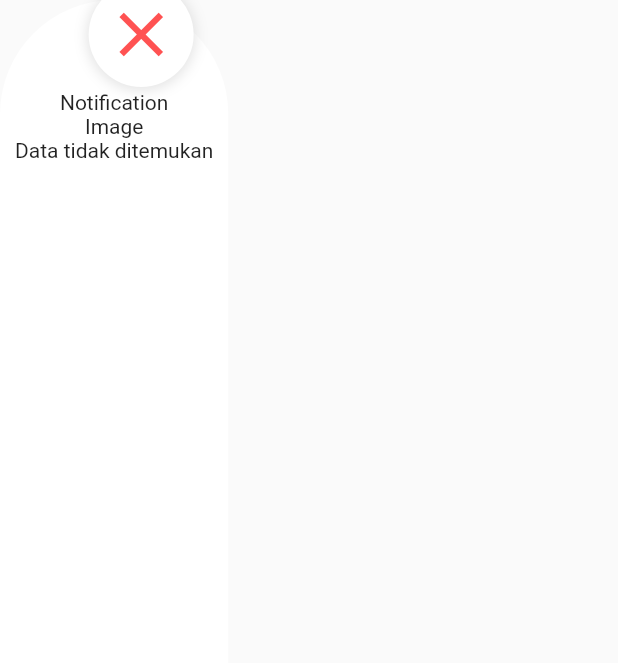
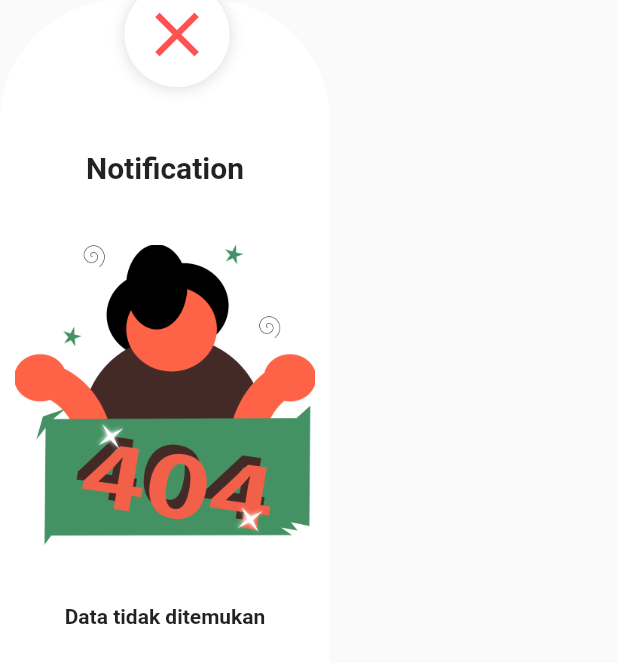
Before and after one commit to CassiiniX/zbola-mobile, a Flutter app: the NotificationModal widget shown alone on an empty page, opened directly, on a phone screen of 412 x 824 dp. Shown: the top 663 px of the screen. Run offline on Flutter 3.47's test engine with Material 2 defaults, Android fonts, the light colour scheme and no system bars; our stand-ins replace flutter_dotenv, fluttertoast, shared_preferences; accounts and stored records are empty.

Commit message:
done notification not found

```diff
--- a/lib/modals/notification-modal.dart
+++ b/lib/modals/notification-modal.dart
@@ -1,7 +1,9 @@
 import 'package:flutter/material.dart';
 
 Widget NotificationModal(BuildContext context){
-    return Container(
+    return FractionallySizedBox(
+      heightFactor: 0.8,
+      child : Container(
       decoration: BoxDecoration(
           shape: BoxShape.rectangle,
           color: Colors.white,
@@ -12,48 +14,78 @@ Widget NotificationModal(BuildContext context){
       ),
       child: Padding(
         padding: EdgeInsets.all(10),
-        child: Column(children: [
+        child: Column(
+          children: [
             Container(
               clipBehavior: Clip.none,
-            height: 50,
-            width: 50,
-            alignment: Alignment.center,
+              height: 70,
+              width: 70,
+              // alignment: Alignment.start,
               decoration: BoxDecoration(color: Colors.transparent),
               child : Stack(
-              clipBehavior: Clip.none ,
+                clipBehavior: Clip.none,
                 children : [
                   Positioned(
                     top : -30,
-                  child : TextButton(onPressed: (){
-                    Navigator.pop(context);
-                  },child: Container(
+                    child : TextButton(
+                      onPressed: () => Navigator.pop(context),
+                      child: Container(
                         decoration: BoxDecoration(
                           shape: BoxShape.rectangle,
                           color : Colors.white,
                           borderRadius: BorderRadius.circular(50),
-                      boxShadow:  [BoxShadow(
+                          boxShadow:  [
+                            BoxShadow(
                               color: Colors.grey.withOpacity(0.3),
                               spreadRadius: 1,
                               blurRadius: 7,
                               offset: Offset(0, 1), // changes position of shadow
-                        )],
+                            )
+                          ],
                         ),
                         width: 70,
                         height: 70,
-                    alignment: Alignment.center,
+                        // alignment: Alignment.center,
                         child : Padding(
-                      padding: EdgeInsets.all(10),
+                          padding: EdgeInsets.all(5),
                           child: Icon(Icons.close,size: 50,color: Colors.redAccent)
                         )
-                  )),
+                      )
+                    ),
                   )
                 ]
               )
             ),
-          Text("Notification"),
-          Text("Image"),
-          Text("Data tidak ditemukan")
-        ])
+
+            Container(
+              decoration: BoxDecoration(color: Colors.transparent),
+              // alignment: Alignment.center,
+              child : Column(
+                // mainAxisAlignment: MainAxisAlignment.center,
+                children: [
+                  Padding(
+                    padding : EdgeInsets.only(top : 20,bottom: 20),
+                    child : Text("Notification",style: TextStyle(fontSize: 20,fontWeight: FontWeight.bold),)
                   ),
-    );
+                  Padding(
+                    padding : EdgeInsets.only(top : 20,bottom: 20),
+                    child : Image.asset(
+                      'images/404.png',
+                      // alignment: Alignment.center,
+                      height: 200,
+                      width: 200,
+                      fit : BoxFit.cover
+                    )
+                  ),
+                  Padding(
+                    padding : EdgeInsets.only(top : 20,bottom: 20),
+                    child : Text('Data tidak ditemukan',style : TextStyle(fontWeight: FontWeight.bold))
+                  )
+                ]
+              )
+            ),
+          ]
+        )
+      ),
+    ));
 }
--- a/lib/pages/field-detail.dart
+++ b/lib/pages/field-detail.dart
@@ -37,7 +37,9 @@ class FieldDetail extends StatelessWidget{
               iconSize: 30,
               onPressed: (){
                 showModalBottomSheet(
+                  backgroundColor: Colors.transparent,
                   context: context,
+                  isScrollControlled: true,
                   builder: (BuildContext context){
                     return NotificationModal(context);
                   }
--- a/lib/pages/field.dart
+++ b/lib/pages/field.dart
@@ -37,7 +37,9 @@ class Field extends StatelessWidget{
               iconSize: 30,
               onPressed: (){
                 showModalBottomSheet(
+                  backgroundColor: Colors.transparent,
                   context: context,
+                  isScrollControlled: true,
                   builder: (BuildContext context){
                     return NotificationModal(context);
                   }
--- a/lib/pages/invoice-history.dart
+++ b/lib/pages/invoice-history.dart
@@ -37,7 +37,9 @@ class InvoiceHistory extends StatelessWidget{
               iconSize: 30,
               onPressed: (){
                 showModalBottomSheet(
+                  backgroundColor: Colors.transparent,
                   context: context,
+                  isScrollControlled: true,
                   builder: (BuildContext context){
                     return NotificationModal(context);
                   }
--- a/lib/pages/invoice.dart
+++ b/lib/pages/invoice.dart
@@ -37,7 +37,9 @@ class Invoice extends StatelessWidget{
               iconSize: 30,
               onPressed: (){
                 showModalBottomSheet(
+                  backgroundColor: Colors.transparent,
                   context: context,
+                  isScrollControlled: true,
                   builder: (BuildContext context){
                     return NotificationModal(context);
                   }
--- a/lib/pages/manual-payment-history.dart
+++ b/lib/pages/manual-payment-history.dart
@@ -37,7 +37,9 @@ class ManualPaymentHistory extends StatelessWidget{
               iconSize: 30,
               onPressed: (){
                 showModalBottomSheet(
+                  backgroundColor: Colors.transparent,
                   context: context,
+                  isScrollControlled: true,
                   builder: (BuildContext context){
                     return NotificationModal(context);
                   }
--- a/lib/pages/profil.dart
+++ b/lib/pages/profil.dart
@@ -37,7 +37,9 @@ class Profil extends StatelessWidget{
               iconSize: 30,
               onPressed: (){
                 showModalBottomSheet(
+                  backgroundColor: Colors.transparent,
                   context: context,
+                  isScrollControlled: true,
                   builder: (BuildContext context){
                     return NotificationModal(context);
                   }
```
Also changed, not shown: lib/pages/dashboard.dart (+2 -5 lines). Lines whose indentation alone changed are shown as unchanged.
